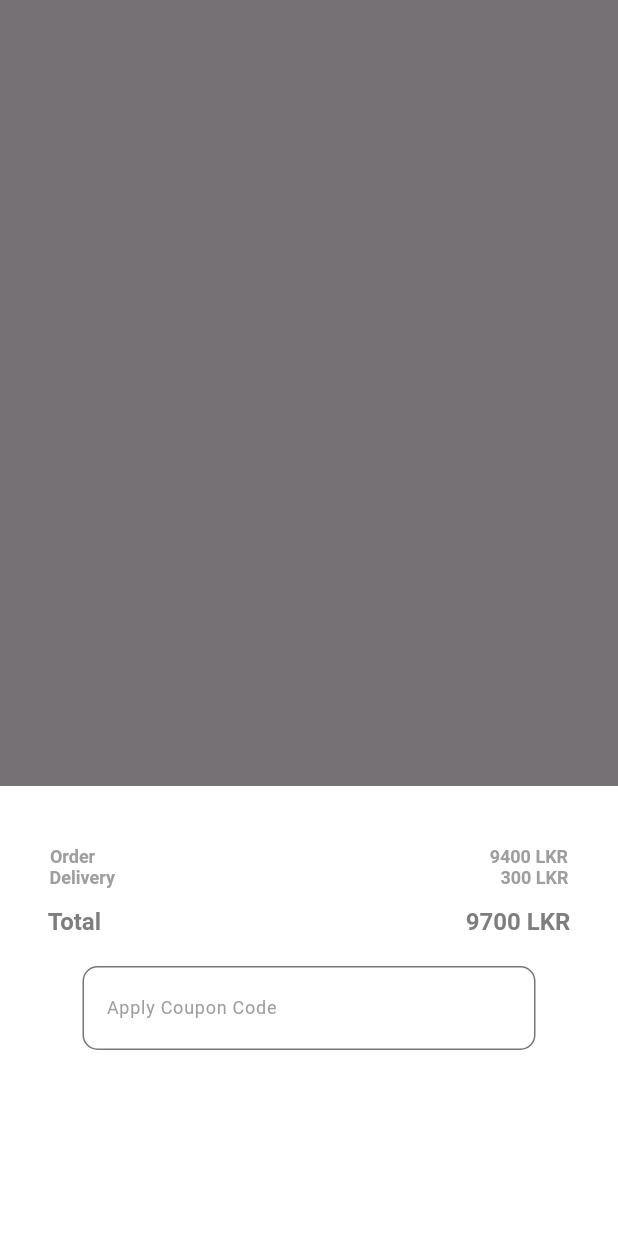
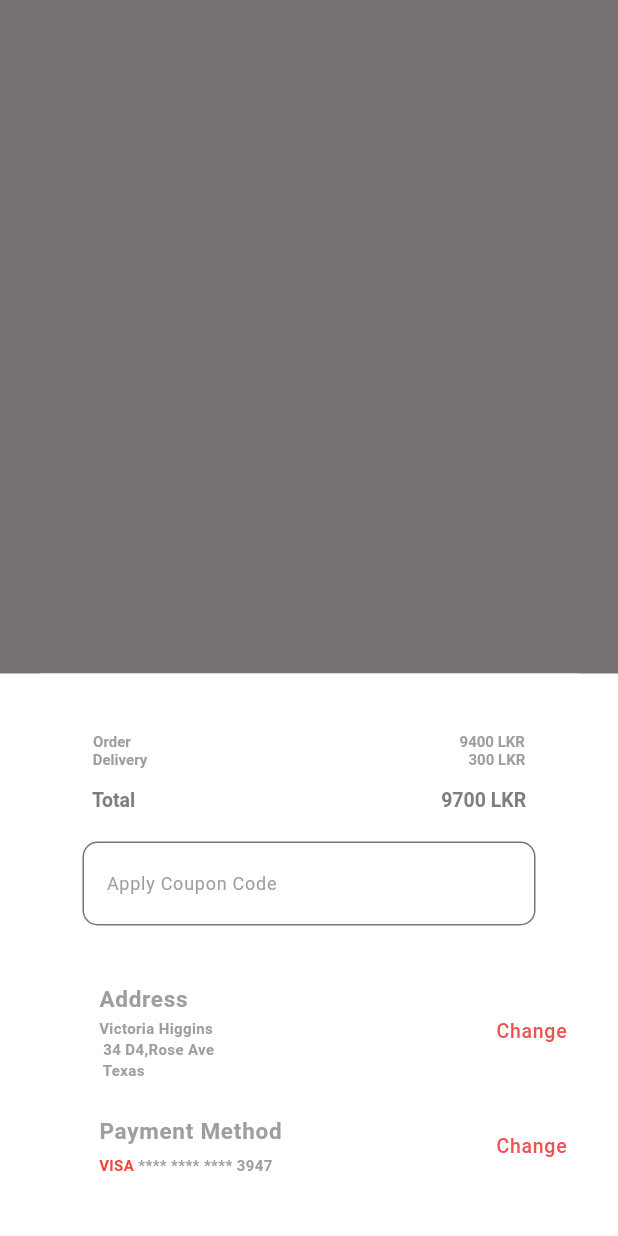
Before and after one commit to RMCV-Rajapaksha/Assingment_01_2317702, a Flutter app: what showCustomBottomSheet() shows on an empty page, opened directly, on a phone screen of 412 x 824 dp. Run offline on Flutter 3.47's test engine with Material 3 defaults, Android fonts, the phone set to English and light mode, and no system bars; our stand-ins replace device_preview, flutter_rating_bar; network calls fail.

```diff
--- a/assignment_02/lib/pages/order.dart
+++ b/assignment_02/lib/pages/order.dart
@@ -1,5 +1,11 @@
 import 'package:flutter/material.dart';
 import 'package:flutter_rating_bar/flutter_rating_bar.dart';
+
+List<String> image = [
+  'assets/images/rice.png',
+  'assets/images/head.png',
+  'assets/images/lasa.png',
+];
 
 class Order extends StatefulWidget {
   @override
@@ -17,9 +23,9 @@ class _HomepageState extends State<Order> {
       body: Stack(
         children: [
           Container(
-            padding: EdgeInsets.symmetric(vertical: 30),
+            padding: const EdgeInsets.symmetric(vertical: 30),
             width: double.infinity,
-            decoration: BoxDecoration(),
+            decoration: const BoxDecoration(),
             height: screenHeight,
             child: SafeArea(
               child: Column(
@@ -29,7 +35,7 @@ class _HomepageState extends State<Order> {
                       SizedBox(
                         width: screenWidth * 0.05,
                       ),
-                      Text(
+                      const Text(
                         'Order Summary',
                         style: TextStyle(
                             color: Colors.grey,
@@ -43,10 +49,10 @@ class _HomepageState extends State<Order> {
                   ),
                   Expanded(
                     child: ListView.builder(
-                      itemCount: 3,
+                      itemCount: image.length,
                       itemBuilder: (context, index) {
-                        final tile = 3;
-                        return MyWidget();
+                        final tile = image.length;
+                        return MyWidget(image[index]);
                       },
                     ),
                   ),
@@ -54,14 +60,14 @@ class _HomepageState extends State<Order> {
                     height: screenHeight * 0.08,
                     width: screenWidth * 0.9,
                     decoration: BoxDecoration(
-                      color: Color.fromRGBO(238, 81, 81, 1),
+                      color: const Color.fromRGBO(238, 81, 81, 1),
                       borderRadius: BorderRadius.circular(15),
                     ),
                     child: TextButton(
                         onPressed: () {
                           showCustomBottomSheet(context);
                         },
-                        child: Text(
+                        child: const Text(
                           'Ckeckout',
                           style: TextStyle(
                             color: Colors.white,
@@ -80,7 +86,8 @@ class _HomepageState extends State<Order> {
 }
 
 class MyWidget extends StatefulWidget {
-  const MyWidget({Key? key}) : super(key: key);
+  final String image;
+  const MyWidget(this.image, {Key? key}) : super(key: key);
 
   @override
   State<MyWidget> createState() => _MyWidgetState();
@@ -117,14 +124,14 @@ class _MyWidgetState extends State<MyWidget> {
             color: Colors.black.withOpacity(0.1),
             spreadRadius: 3,
             blurRadius: 5,
-            offset: Offset(0, 3),
+            offset: const Offset(0, 3),
           ),
         ],
         color: Colors.white,
       ),
       width: screenWidth * 0.1,
       height: screenWidth * 0.3,
-      margin: EdgeInsets.all(5.0),
+      margin: const EdgeInsets.all(5.0),
       child: Row(
         mainAxisAlignment: MainAxisAlignment.spaceAround,
         children: [
@@ -136,7 +143,7 @@ class _MyWidgetState extends State<MyWidget> {
                 borderRadius: BorderRadius.circular(16),
                 child: Image.network(
                   'https://media.cnn.com/api/v1/images/stellar/prod/180926182353-06-valentinas-tex-mex-barbecue-092618.jpg?q=w_1600,h_900,x_0,y_0,c_fill',
-                  width: 100,
+                  width: 130,
                   height: 100,
                   fit: BoxFit.cover,
                 ),
@@ -144,10 +151,13 @@ class _MyWidgetState extends State<MyWidget> {
             ],
           ),
           Column(
-            mainAxisAlignment: MainAxisAlignment.spaceAround,
+            mainAxisAlignment: MainAxisAlignment.start,
             crossAxisAlignment: CrossAxisAlignment.start,
             children: [
-              Text(
+              SizedBox(
+                height: screenHeight * 0.03,
+              ),
+              const Text(
                 'Tex Mex BBQ',
                 style: TextStyle(
                   color: Colors.grey,
@@ -155,23 +165,17 @@ class _MyWidgetState extends State<MyWidget> {
                   fontWeight: FontWeight.bold,
                 ),
               ),
-              RatingBar.builder(
-                initialRating: 4,
-                minRating: 1,
-                direction: Axis.horizontal,
-                allowHalfRating: true,
-                itemCount: 5,
-                itemPadding: EdgeInsets.symmetric(horizontal: 0.0),
-                itemBuilder: (context, _) => Icon(
+              RatingBarIndicator(
+                rating: 4.5,
+                itemBuilder: (context, index) => const Icon(
                   Icons.star,
                   color: Color.fromRGBO(238, 81, 81, 1),
-                  size: 20, // Adjust the size of the stars as needed
                 ),
-                onRatingUpdate: (rating) {
-                  print(rating);
-                },
+                itemCount: 5,
+                itemSize: 25,
+                direction: Axis.horizontal,
               ),
-              Text(
+              const Text(
                 '2400 LKR',
                 style: TextStyle(
                   color: Color.fromRGBO(238, 81, 81, 1),
@@ -194,17 +198,17 @@ class _MyWidgetState extends State<MyWidget> {
                     decoration: BoxDecoration(
                       borderRadius: BorderRadius.circular(100),
                       border: Border.all(
-                        color: Color.fromRGBO(238, 81, 81, 1),
+                        color: const Color.fromRGBO(238, 81, 81, 1),
                       ),
                     ),
                     child: IconButton(
                       onPressed: _decrementCount,
 
-                      icon: Icon(
+                      icon: const Icon(
                         Icons.minimize,
                         size: 14,
                       ),
-                      color: Color.fromRGBO(238, 81, 81, 1),
+                      color: const Color.fromRGBO(238, 81, 81, 1),
                       iconSize: 20, // Increase the size to make it more visible
                     ),
                   ),
@@ -212,7 +216,7 @@ class _MyWidgetState extends State<MyWidget> {
                     padding: const EdgeInsets.symmetric(horizontal: 8.0),
                     child: Text(
                       '$_counter',
-                      style: TextStyle(
+                      style: const TextStyle(
                         fontSize: 20,
                         color: Colors.grey,
                         fontWeight: FontWeight.bold,
@@ -230,13 +234,13 @@ class _MyWidgetState extends State<MyWidget> {
                     ),
                     child: IconButton(
                       onPressed: _incrementCounter,
-                      icon: Center(
-                        child: const Icon(
+                      icon: const Center(
+                        child: Icon(
                           Icons.add,
                           size: 14,
                         ),
                       ),
-                      color: Color.fromRGBO(238, 81, 81, 1),
+                      color: const Color.fromRGBO(238, 81, 81, 1),
                       iconSize: 20,
                     ),
                   ),
@@ -252,13 +256,13 @@ class _MyWidgetState extends State<MyWidget> {
 
 void showCustomBottomSheet(BuildContext context) {
   int price = 9400;
-  int devivery = 300;
-  int total = price + devivery;
+  int delivery = 300;
+  int total = price + delivery;
   showModalBottomSheet(
     context: context,
     builder: (BuildContext context) {
       return Container(
-        height: 300,
+        height: 375,
         color: Colors.white,
         child: Center(
           child: Padding(
@@ -266,7 +270,7 @@ void showCustomBottomSheet(BuildContext context) {
             child: Column(
               mainAxisAlignment: MainAxisAlignment.start,
               children: [
-                SizedBox(
+                const SizedBox(
                   height: 30,
                 ),
                 RichText(
@@ -275,7 +279,7 @@ void showCustomBottomSheet(BuildContext context) {
                         'Order                                                                                        ',
                     style: const TextStyle(
                       color: Colors.grey,
-                      fontSize: 12,
+                      fontSize: 10,
                       fontWeight: FontWeight.bold,
                     ),
                     children: <TextSpan>[
@@ -283,7 +287,7 @@ void showCustomBottomSheet(BuildContext context) {
                           text: '$price LKR',
                           style: const TextStyle(
                             color: Colors.grey,
-                            fontSize: 12,
+                            fontSize: 10,
                             fontWeight: FontWeight.bold,
                           )),
                     ],
@@ -295,15 +299,15 @@ void showCustomBottomSheet(BuildContext context) {
                         'Delivery                                                                                     ',
                     style: const TextStyle(
                       color: Colors.grey,
-                      fontSize: 12,
+                      fontSize: 10,
                       fontWeight: FontWeight.bold,
                     ),
                     children: <TextSpan>[
                       TextSpan(
-                          text: ' $devivery LKR',
+                          text: ' $delivery LKR',
                           style: const TextStyle(
                             color: Colors.grey,
-                            fontSize: 12,
+                            fontSize: 10,
                             fontWeight: FontWeight.bold,
                           )),
                     ],
@@ -315,10 +319,10 @@ void showCustomBottomSheet(BuildContext context) {
                 RichText(
                   text: TextSpan(
                     text:
-                        'Total                                                            ',
+                        'Total                                                              ',
                     style: const TextStyle(
                       color: Color.fromARGB(255, 127, 125, 125),
-                      fontSize: 16,
+                      fontSize: 13,
                       fontWeight: FontWeight.bold,
                     ),
                     children: <TextSpan>[
@@ -326,7 +330,7 @@ void showCustomBottomSheet(BuildContext context) {
                           text: ' $total LKR',
                           style: const TextStyle(
                             color: Color.fromARGB(255, 127, 125, 125),
-                            fontSize: 16,
+                            fontSize: 13,
                             fontWeight: FontWeight.bold,
                           )),
                     ],
@@ -341,12 +345,97 @@ void showCustomBottomSheet(BuildContext context) {
                     decoration: InputDecoration(
                       border: OutlineInputBorder(
                         borderRadius: BorderRadius.circular(10),
-                        borderSide: BorderSide(color: Colors.grey),
+                        borderSide: const BorderSide(color: Colors.grey),
                       ),
                       labelText: 'Apply Coupon Code',
-                      labelStyle: TextStyle(
+                      labelStyle: const TextStyle(
                         color: Colors.grey,
                         fontSize: 12,
+                      ),
+                    ),
+                  ),
+                ),
+                const SizedBox(
+                  height: 30,
+                ),
+                ListTile(
+                  leading: ClipRRect(
+                    borderRadius: BorderRadius.circular(5),
+                  ),
+                  title: const Text(
+                    'Address',
+                    style: TextStyle(
+                      color: Colors.grey,
+                      fontSize: 15,
+                      fontWeight: FontWeight.w600,
+                    ),
+                  ),
+                  subtitle: const Text(
+                    'Victoria Higgins \n 34 D4,Rose Ave \n Texas',
+                    style: TextStyle(
+                      fontSize: 10,
+                      color: Colors.grey,
+                      fontWeight: FontWeight.w600,
+                    ),
+                  ),
+                  trailing: const Text(
+                    'Change',
+                    style: TextStyle(
+                      fontSize: 13,
+                      color: Color.fromRGBO(
+                        238,
+                        81,
+                        81,
+                        1,
+                      ),
+                    ),
+                  ),
+                ),
+                ListTile(
+                  leading: ClipRRect(
+                    borderRadius: BorderRadius.circular(5),
+                  ),
+                  title: const Text(
+                    'Payment Method',
+                    style: TextStyle(
+                      color: Colors.grey,
+                      fontSize: 15,
+                      fontWeight: FontWeight.w600,
+                    ),
+                  ),
+                  subtitle: RichText(
+                    text: TextSpan(
+                      style: DefaultTextStyle.of(context).style,
+                      children: const [
+                        TextSpan(
+                          text: 'VISA',
+                          style: TextStyle(
+                            fontSize: 10,
+
+                            color: Colors.red, // Highlight color
+                            fontWeight: FontWeight.w600,
+                          ),
+                        ),
+                        TextSpan(
+                          text: ' **** **** **** 3947',
+                          style: TextStyle(
+                            fontSize: 10,
+                            color: Colors.grey,
+                            fontWeight: FontWeight.w600,
+                          ),
+                        ),
+                      ],
+                    ),
+                  ),
+                  trailing: const Text(
+                    'Change',
+                    style: TextStyle(
+                      fontSize: 13,
+                      color: Color.fromRGBO(
+                        238,
+                        81,
+                        81,
+                        1,
                       ),
                     ),
                   ),
```
Also changed, not shown: assignment_02/lib/pages/bottom.dart (+7 -6 lines), assignment_02/lib/pages/first.dart (+21 -7 lines), assignment_02/lib/pages/home.dart (+76 -37 lines), assignment_02/assets/images/Profile.png (added).
